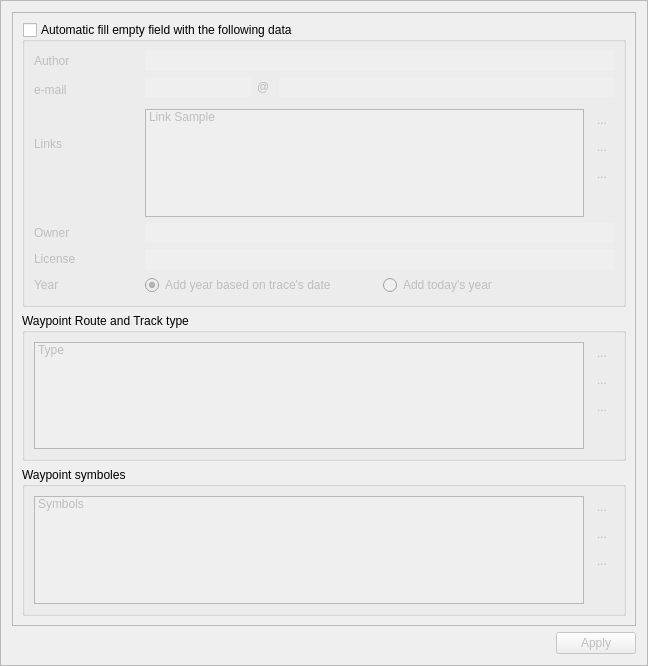
First picture: the form in src/plugins/displayInformation/displayinformationoptionsframe.ui, repository shujaatak/gpsbook, before the edit.
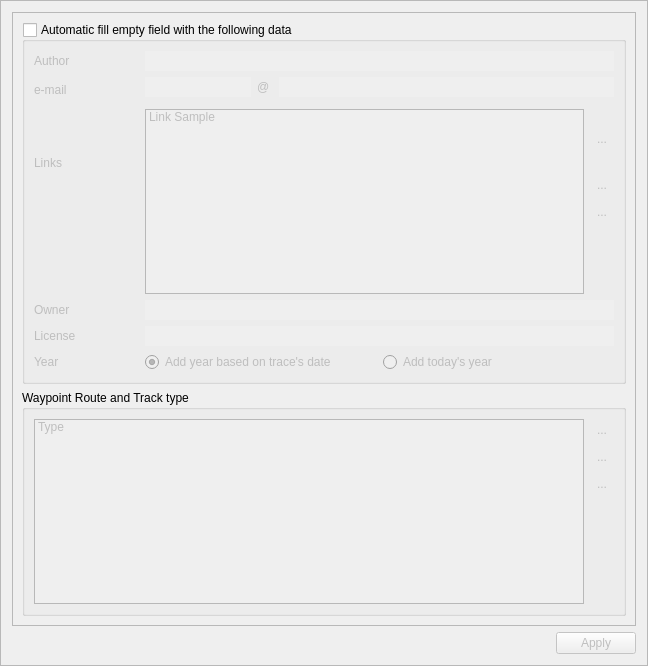
Second picture: the form after the edit. Icons and pictures are not drawn.

Diff of the .ui file:
```diff
--- a/src/plugins/displayInformation/displayinformationoptionsframe.ui
+++ b/src/plugins/displayInformation/displayinformationoptionsframe.ui
@@ -31,7 +31,7 @@
         <x>0</x>
         <y>0</y>
         <width>626</width>
-        <height>611</height>
+        <height>610</height>
        </rect>
       </property>
       <layout class="QVBoxLayout" name="verticalLayout_2">
@@ -374,94 +374,6 @@
          </layout>
         </widget>
        </item>
-       <item>
-        <widget class="QGroupBox" name="groupBoxSymbole">
-         <property name="title">
-          <string>Waypoint symboles</string>
-         </property>
-         <layout class="QGridLayout" name="gridLayout_4">
-          <item row="0" column="0" rowspan="4">
-           <widget class="QListWidget" name="listWidgetWaypointLinks_2">
-            <property name="enabled">
-             <bool>false</bool>
-            </property>
-            <item>
-             <property name="text">
-              <string>Symbols</string>
-             </property>
-             <property name="checkState">
-              <enum>Unchecked</enum>
-             </property>
-            </item>
-           </widget>
-          </item>
-          <item row="0" column="1">
-           <widget class="QToolButton" name="toolButtonWaypointAddLink_2">
-            <property name="enabled">
-             <bool>false</bool>
-            </property>
-            <property name="text">
-             <string>...</string>
-            </property>
-            <property name="icon">
-             <iconset resource="../../GPSBook/icons/gtk/gtk_icons.qrc">
-              <normaloff>:/icons/gtk/object-add.png</normaloff>:/icons/gtk/object-add.png</iconset>
-            </property>
-            <property name="autoRaise">
-             <bool>true</bool>
-            </property>
-           </widget>
-          </item>
-          <item row="1" column="1">
-           <widget class="QToolButton" name="toolButtonWaypointEditLink_2">
-            <property name="enabled">
-             <bool>false</bool>
-            </property>
-            <property name="text">
-             <string>...</string>
-            </property>
-            <property name="icon">
-             <iconset resource="../../GPSBook/icons/gtk/gtk_icons.qrc">
-              <normaloff>:/icons/gtk/format-text-direction-ltr.png</normaloff>:/icons/gtk/format-text-direction-ltr.png</iconset>
-            </property>
-            <property name="autoRaise">
-             <bool>true</bool>
-            </property>
-           </widget>
-          </item>
-          <item row="2" column="1">
-           <widget class="QToolButton" name="toolButtonWaypointDeleteLink_2">
-            <property name="enabled">
-             <bool>false</bool>
-            </property>
-            <property name="text">
-             <string>...</string>
-            </property>
-            <property name="icon">
-             <iconset resource="../../GPSBook/icons/gtk/gtk_icons.qrc">
-              <normaloff>:/icons/gtk/editdelete.png</normaloff>:/icons/gtk/editdelete.png</iconset>
-            </property>
-            <property name="autoRaise">
-             <bool>true</bool>
-            </property>
-           </widget>
-          </item>
-          <item row="3" column="1">
-           <spacer name="verticalSpacer_4">
-            <property name="orientation">
-             <enum>Qt::Vertical</enum>
-            </property>
-            <property name="sizeHint" stdset="0">
-             <size>
-              <width>20</width>
-              <height>27</height>
-             </size>
-            </property>
-           </spacer>
-          </item>
-         </layout>
-        </widget>
-       </item>
       </layout>
      </widget>
     </widget>
```
